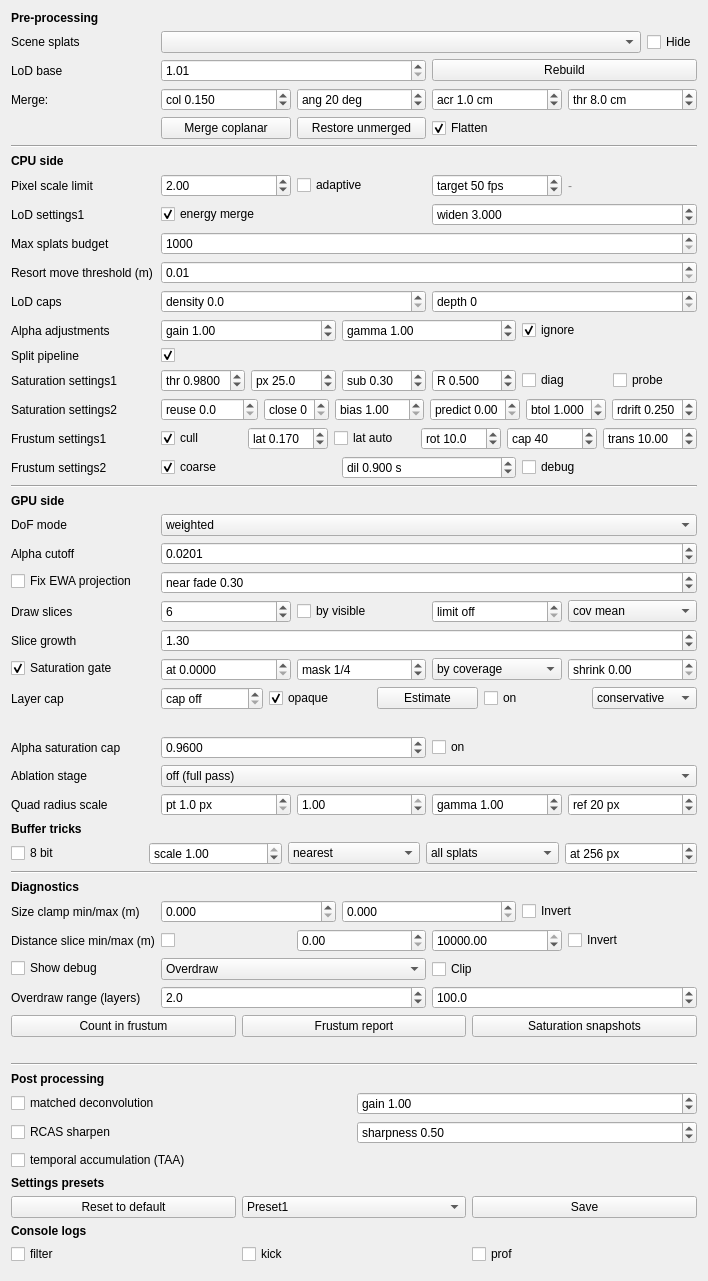
The window that gui_client/GaussianSplatSettingsWidget.ui (russiaman/substrata_robo) describes before a commit, drawn with Qt 5.
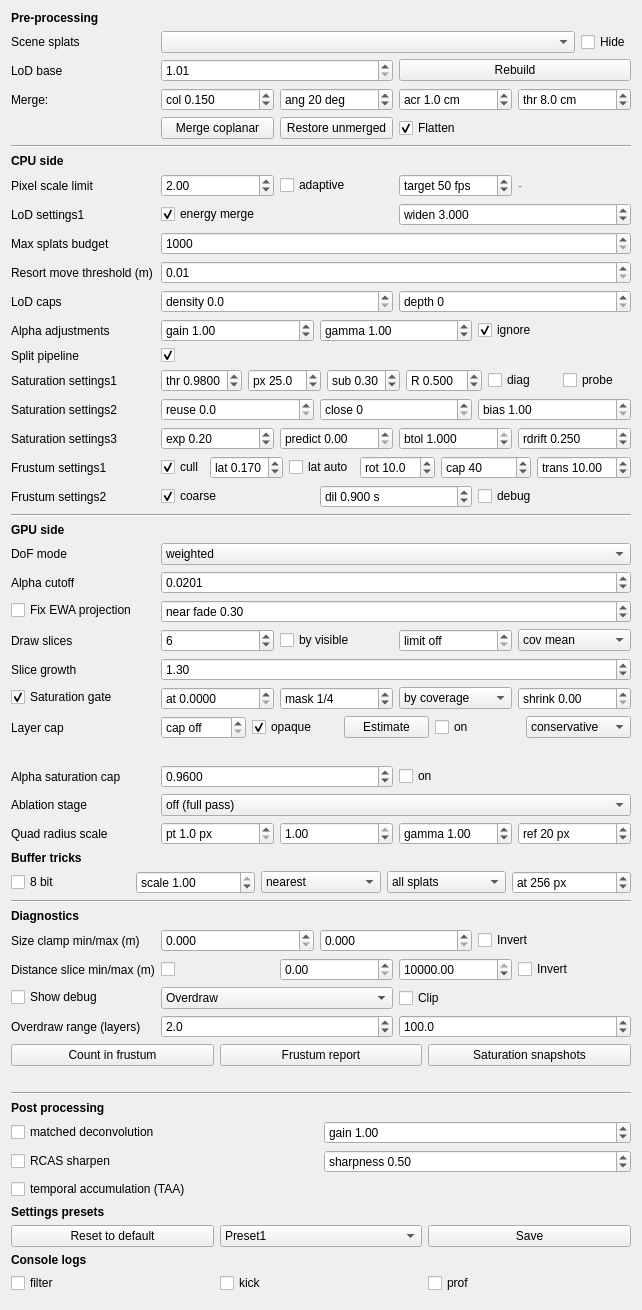
The same window after the commit.

Commit message: UI: bias curve exponent, and a third saturation row to stop the panel stretching

What changed in the file:
```diff
--- a/gui_client/GaussianSplatSettingsWidget.ui
+++ b/gui_client/GaussianSplatSettingsWidget.ui
@@ -902,6 +902,59 @@
         </property>
        </widget>
       </item>
+     </layout>
+    </widget>
+   </item>
+   <item row="16" column="0">
+    <widget class="QLabel" name="saturationSettings3Label">
+     <property name="text">
+      <string>Saturation settings3</string>
+     </property>
+     <property name="toolTip">
+      <string>Third row of saturation-stage controls. Split off from the two rows above purely so no one row runs off the panel's width; same stage, no grouping meaning beyond that. See each control's own tooltip.</string>
+     </property>
+    </widget>
+   </item>
+   <item row="16" column="1">
+    <widget class="QWidget" name="saturationSettings3Widget" native="true">
+     <layout class="QHBoxLayout" name="saturationSettings3HorizontalLayout">
+      <property name="leftMargin">
+       <number>0</number>
+      </property>
+      <property name="topMargin">
+       <number>0</number>
+      </property>
+      <property name="rightMargin">
+       <number>0</number>
+      </property>
+      <property name="bottomMargin">
+       <number>0</number>
+      </property>
+      <item>
+       <widget class="QDoubleSpinBox" name="satBiasExponentDoubleSpinBox">
+        <property name="prefix">
+         <string>exp </string>
+        </property>
+        <property name="toolTip">
+         <string>SESSION088 - HOW FAST THE BIAS CLIMBS TO ITS CEILING. The second half of the bias's shape, and the knob that decides how much of the frontier is GRADED rather than pinned at the ceiling.&#10;&#10;The multiplier is 1 + (ceiling-1)*(1 - 1/ratio^(2*exp)), where ratio is how many times further than the barrier a node sits.&#10;&#10;1 = the curve session085 shipped. It reaches ~89% of the ceiling by ratio 3, so nearly every buried node gets nearly the whole ceiling and the grading that was meant to live near the barrier barely exists.&#10;&#10;Below 1 the climb is stretched out. At 0.2 (the calibrated default) a node three times past the barrier is only ~36% of the way to the ceiling, so the multiplier tracks how buried a node actually is across a far wider range instead of saturating at once.&#10;&#10;Why it matters for the far-field artifact: the tile-shaped LoD flicker in dense canopy is a small wobble in the measured barrier depth being amplified into a large jump in the multiplier, and the amplification IS the curve's slope. Flattening the curve does not remove the depth noise - it stops converting that noise into a visible LoD step. The cost is that deeply buried nodes no longer reach the ceiling, so some of the frontier saving the ceiling was set for is handed back. Set this and &quot;bias&quot; together; they trade against each other.&#10;&#10;Above 1 goes the other way - a sharper, more step-like climb - which is the direction that makes the artifact worse. It is reachable so the bracket can be measured, not because it is useful.&#10;&#10;Changes nothing about the barrier itself (sat_depth is unaffected), so it forces a fresh traversal but never a barrier rebuild, and it applies on a stationary camera. Requires &quot;bias&quot; above 1 to do anything. Watch [gsr-sat-probe]'s per-distance bias=x... readout, which reproduces this exact formula.</string>
+        </property>
+        <property name="decimals">
+         <number>2</number>
+        </property>
+        <property name="minimum">
+         <double>0.050000000000000</double>
+        </property>
+        <property name="maximum">
+         <double>8.000000000000000</double>
+        </property>
+        <property name="singleStep">
+         <double>0.050000000000000</double>
+        </property>
+        <property name="value">
+         <double>0.200000000000000</double>
+        </property>
+       </widget>
+      </item>
       <item>
        <widget class="QDoubleSpinBox" name="satPredictGainDoubleSpinBox">
         <property name="prefix">
@@ -980,7 +1033,7 @@
      </layout>
     </widget>
    </item>
-   <item row="16" column="0">
+   <item row="17" column="0">
     <widget class="QLabel" name="frustumSettings1Label">
      <property name="text">
       <string>Frustum settings1</string>
@@ -990,7 +1043,7 @@
      </property>
     </widget>
    </item>
-   <item row="16" column="1">
+   <item row="17" column="1">
     <widget class="QWidget" name="frustumSettings1Widget" native="true">
      <layout class="QHBoxLayout" name="frustumSettings1HorizontalLayout">
       <property name="leftMargin">
@@ -1136,7 +1189,7 @@
      </layout>
     </widget>
    </item>
-   <item row="17" column="0">
+   <item row="18" column="0">
     <widget class="QLabel" name="frustumSettings2Label">
      <property name="text">
       <string>Frustum settings2</string>
@@ -1146,7 +1199,7 @@
      </property>
     </widget>
    </item>
-   <item row="17" column="1">
+   <item row="18" column="1">
     <widget class="QWidget" name="frustumSettings2Widget" native="true">
      <layout class="QHBoxLayout" name="frustumSettings2HorizontalLayout">
       <property name="leftMargin">
@@ -1220,17 +1273,17 @@
      </layout>
     </widget>
    </item>
-   <item row="18" column="0" colspan="2">
-    <widget class="QFrame" name="gpuSideSeparatorLine">
-     <property name="frameShape">
-      <enum>QFrame::HLine</enum>
-     </property>
-     <property name="frameShadow">
-      <enum>QFrame::Sunken</enum>
-     </property>
-    </widget>
-   </item>
    <item row="19" column="0" colspan="2">
+    <widget class="QFrame" name="gpuSideSeparatorLine">
+     <property name="frameShape">
+      <enum>QFrame::HLine</enum>
+     </property>
+     <property name="frameShadow">
+      <enum>QFrame::Sunken</enum>
+     </property>
+    </widget>
+   </item>
+   <item row="20" column="0" colspan="2">
     <widget class="QLabel" name="gpuSideSectionLabel">
      <property name="text">
       <string>GPU side</string>
@@ -1243,7 +1296,7 @@
      </property>
     </widget>
    </item>
-   <item row="20" column="0">
+   <item row="21" column="0">
     <widget class="QLabel" name="dofDepthModeLabel">
      <property name="text">
       <string>DoF mode</string>
@@ -1253,7 +1306,7 @@
      </property>
     </widget>
    </item>
-   <item row="20" column="1">
+   <item row="21" column="1">
     <widget class="QComboBox" name="dofDepthModeComboBox">
      <property name="toolTip">
       <string>off: upstream behaviour, splats do not write depth at all - DoF blurs them regardless of focus distance. Kept for A/B comparison.
@@ -1373,7 +1426,7 @@
      </layout>
     </widget>
    </item>
-   <item row="22" column="0">
+   <item row="23" column="0">
     <widget class="QLabel" name="alphaCutoffLabel">
      <property name="text">
       <string>Alpha cutoff</string>
@@ -1383,7 +1436,7 @@
      </property>
     </widget>
    </item>
-   <item row="22" column="1">
+   <item row="23" column="1">
     <widget class="QDoubleSpinBox" name="alphaCutoffDoubleSpinBox">
      <property name="toolTip">
       <string>Per-splat quad radius is cut to exactly where its alpha decays to this value, instead of a fixed 3-sigma bound - 1/255 = 0.0039 matches the fragment shader's own discard and is lossless; the shipped default (0.0201) trims low-opacity splats' quads for less overdraw, at the cost of their faintest edge. Applies live.</string>
@@ -1405,7 +1458,7 @@
      </property>
     </widget>
    </item>
-   <item row="23" column="0">
+   <item row="24" column="0">
     <widget class="QCheckBox" name="ewaProjectionFixCheckBox">
      <property name="text">
       <string>Fix EWA projection</string>
@@ -1415,7 +1468,7 @@
      </property>
     </widget>
    </item>
-   <item row="23" column="1">
+   <item row="24" column="1">
     <widget class="QWidget" name="ewaProjectionFixWidget" native="true">
      <layout class="QHBoxLayout" name="ewaProjectionFixHorizontalLayout">
       <property name="leftMargin">
@@ -1458,7 +1511,7 @@
      </layout>
     </widget>
    </item>
-   <item row="24" column="0">
+   <item row="25" column="0">
     <widget class="QLabel" name="numDrawSlicesLabel">
      <property name="text">
       <string>Draw slices</string>
@@ -1468,7 +1521,7 @@
      </property>
     </widget>
    </item>
-   <item row="24" column="1">
+   <item row="25" column="1">
     <widget class="QWidget" name="drawSlicesWidget" native="true">
      <layout class="QHBoxLayout" name="drawSlicesHorizontalLayout">
       <property name="leftMargin">
@@ -1548,7 +1601,7 @@
      </layout>
     </widget>
    </item>
-   <item row="25" column="0">
+   <item row="26" column="0">
     <widget class="QLabel" name="sliceGrowthLabel">
      <property name="text">
       <string>Slice growth</string>
@@ -1558,7 +1611,7 @@
      </property>
     </widget>
    </item>
-   <item row="25" column="1">
+   <item row="26" column="1">
     <widget class="QDoubleSpinBox" name="sliceGrowthDoubleSpinBox">
      <property name="toolTip">
       <string>How much bigger each draw slice is than the one before it. 1 = all slices the same size; below 1 = a coarse first slice and a finely sliced tail. Decides where the saturation test gets to look. Nothing is saturated over roughly the first fifth of a depth-sorted cloud (it takes about 63 layers at the measured mean alpha), so a boundary inside that region costs a full-screen pass and skips nothing, while every check past it catches a new batch of finished pixels. Changes nothing on its own, like the slice count itself. Applies live, immediately.</string>
@@ -1580,7 +1633,7 @@
      </property>
     </widget>
    </item>
-   <item row="26" column="0">
+   <item row="27" column="0">
     <widget class="QCheckBox" name="saturationGateCheckBox">
      <property name="text">
       <string>Saturation gate</string>
@@ -1593,7 +1646,7 @@
      </property>
     </widget>
    </item>
-   <item row="26" column="1">
+   <item row="27" column="1">
     <widget class="QWidget" name="saturationWidget" native="true">
      <layout class="QHBoxLayout" name="saturationHorizontalLayout">
       <property name="leftMargin">
@@ -1704,7 +1757,7 @@
      </layout>
     </widget>
    </item>
-   <item row="27" column="0">
+   <item row="28" column="0">
     <widget class="QLabel" name="layerCapLabel">
      <property name="text">
       <string>Layer cap</string>
@@ -1714,7 +1767,7 @@
      </property>
     </widget>
    </item>
-   <item row="27" column="1">
+   <item row="28" column="1">
     <widget class="QWidget" name="layerCapWidget" native="true">
      <layout class="QHBoxLayout" name="layerCapHorizontalLayout">
       <property name="leftMargin">
@@ -1798,7 +1851,7 @@
      </layout>
     </widget>
    </item>
-   <item row="28" column="1">
+   <item row="29" column="1">
     <widget class="QLabel" name="layerCapEstimateResultLabel">
      <property name="text">
       <string></string>
@@ -1808,7 +1861,7 @@
      </property>
     </widget>
    </item>
-   <item row="29" column="0">
+   <item row="30" column="0">
     <widget class="QLabel" name="coverageCapLabel">
      <property name="text">
       <string>Alpha saturation cap</string>
@@ -1818,7 +1871,7 @@
      </property>
     </widget>
    </item>
-   <item row="29" column="1">
+   <item row="30" column="1">
     <widget class="QWidget" name="coverageCapWidget" native="true">
      <layout class="QHBoxLayout" name="coverageCapHorizontalLayout">
       <property name="leftMargin">
@@ -1868,7 +1921,7 @@
      </layout>
     </widget>
    </item>
-   <item row="30" column="0">
+   <item row="31" column="0">
     <widget class="QLabel" name="ablationStageLabel">
      <property name="text">
       <string>Ablation stage</string>
@@ -1878,7 +1931,7 @@
      </property>
     </widget>
    </item>
-   <item row="30" column="1">
+   <item row="31" column="1">
     <widget class="QComboBox" name="ablationStageComboBox">
      <property name="toolTip">
       <string>Off is the real pass. The stages below it are deliberately wrong pictures - each one is missing everything above it - so nothing here is meant to be left on. Stage 5 is there because going straight from points to full quads moves the vertex maths and the fill at the same time: it runs all of the projection maths and still draws a one-pixel quad, so 5 minus 4 is the vertex work alone and 6 minus 5 is the fill alone.</string>
@@ -1930,7 +1983,7 @@
      </item>
     </widget>
    </item>
-   <item row="31" column="0">
+   <item row="32" column="0">
     <widget class="QLabel" name="quadRadiusScaleLabel">
      <property name="text">
       <string>Quad radius scale</string>
@@ -1940,7 +1993,7 @@
      </property>
     </widget>
    </item>
-   <item row="31" column="1">
+   <item row="32" column="1">
     <widget class="QWidget" name="quadRadiusScaleWidget" native="true">
      <layout class="QHBoxLayout" name="quadRadiusScaleHorizontalLayout">
       <property name="leftMargin">
@@ -2061,7 +2114,7 @@
      </layout>
     </widget>
    </item>
-   <item row="32" column="0" colspan="2">
+   <item row="33" column="0" colspan="2">
     <widget class="QLabel" name="bufferTricksSectionLabel">
      <property name="text">
       <string>Buffer tricks</string>
@@ -2074,7 +2127,7 @@
      </property>
     </widget>
    </item>
-   <item row="33" column="0" colspan="2">
+   <item row="34" column="0" colspan="2">
     <layout class="QHBoxLayout" name="bufferTricksHorizontalLayout">
      <item>
       <widget class="QCheckBox" name="accumBuffer8BitCheckBox">
@@ -2180,17 +2233,17 @@
      </item>
     </layout>
    </item>
-   <item row="34" column="0" colspan="2">
-    <widget class="QFrame" name="diagnosticsSeparatorLine">
-     <property name="frameShape">
-      <enum>QFrame::HLine</enum>
-     </property>
-     <property name="frameShadow">
-      <enum>QFrame::Sunken</enum>
-     </property>
-    </widget>
-   </item>
    <item row="35" column="0" colspan="2">
+    <widget class="QFrame" name="diagnosticsSeparatorLine">
+     <property name="frameShape">
+      <enum>QFrame::HLine</enum>
+     </property>
+     <property name="frameShadow">
+      <enum>QFrame::Sunken</enum>
+     </property>
+    </widget>
+   </item>
+   <item row="36" column="0" colspan="2">
     <widget class="QLabel" name="diagnosticsSectionLabel">
      <property name="text">
       <string>Diagnostics</string>
@@ -2203,7 +2256,7 @@
      </property>
     </widget>
    </item>
-   <item row="36" column="0">
+   <item row="37" column="0">
     <widget class="QLabel" name="sizeClampLabel">
      <property name="text">
       <string>Size clamp min/max (m)</string>
@@ -2213,7 +2266,7 @@
      </property>
     </widget>
    </item>
-   <item row="36" column="1">
+   <item row="37" column="1">
     <widget class="QWidget" name="sizeClampWidget" native="true">
      <layout class="QHBoxLayout" name="sizeClampHorizontalLayout">
       <property name="leftMargin">
@@ -2279,7 +2332,7 @@
      </layout>
     </widget>
    </item>
-   <item row="37" column="0">
+   <item row="38" column="0">
     <widget class="QLabel" name="distClampLabel">
      <property name="text">
       <string>Distance slice min/max (m)</string>
@@ -2289,7 +2342,7 @@
      </property>
     </widget>
    </item>
-   <item row="37" column="1">
+   <item row="38" column="1">
     <widget class="QWidget" name="distClampWidget" native="true">
      <layout class="QHBoxLayout" name="distClampHorizontalLayout">
       <property name="leftMargin">
@@ -2365,7 +2418,7 @@
      </layout>
     </widget>
    </item>
-   <item row="38" column="0">
+   <item row="39" column="0">
     <widget class="QCheckBox" name="showDebugCheckBox">
      <property name="text">
       <string>Show debug</string>
@@ -2375,7 +2428,7 @@
      </property>
     </widget>
    </item>
-   <item row="38" column="1">
+   <item row="39" column="1">
     <widget class="QWidget" name="debugModeWidget" native="true">
      <layout class="QHBoxLayout" name="debugModeHorizontalLayout">
       <property name="leftMargin">
@@ -2445,7 +2498,7 @@
      </layout>
     </widget>
    </item>
-   <item row="39" column="0">
+   <item row="40" column="0">
     <widget class="QLabel" name="overdrawRangeLabel">
      <property name="text">
       <string>Overdraw range (layers)</string>
@@ -2455,7 +2508,7 @@
      </property>
     </widget>
    </item>
-   <item row="39" column="1">
+   <item row="40" column="1">
     <widget class="QWidget" name="overdrawRangeWidget" native="true">
      <layout class="QHBoxLayout" name="overdrawRangeHorizontalLayout">
       <property name="leftMargin">
@@ -2517,7 +2570,7 @@
      </layout>
     </widget>
    </item>
-   <item row="40" column="0" colspan="2">
+   <item row="41" column="0" colspan="2">
     <layout class="QHBoxLayout" name="diagnosticButtonsHorizontalLayout">
      <item>
       <widget class="QPushButton" name="countInFrustumPushButton">
@@ -2551,7 +2604,7 @@
      </item>
     </layout>
    </item>
-   <item row="41" column="0" colspan="2">
+   <item row="42" column="0" colspan="2">
     <layout class="QHBoxLayout" name="diagnosticResultsHorizontalLayout">
      <item>
       <widget class="QLabel" name="countInFrustumResultLabel">
@@ -2576,17 +2629,17 @@
      </item>
     </layout>
    </item>
-   <item row="42" column="0" colspan="2">
-    <widget class="QFrame" name="postProcessingSeparatorLine">
-     <property name="frameShape">
-      <enum>QFrame::HLine</enum>
-     </property>
-     <property name="frameShadow">
-      <enum>QFrame::Sunken</enum>
-     </property>
-    </widget>
-   </item>
    <item row="43" column="0" colspan="2">
+    <widget class="QFrame" name="postProcessingSeparatorLine">
+     <property name="frameShape">
+      <enum>QFrame::HLine</enum>
+     </property>
+     <property name="frameShadow">
+      <enum>QFrame::Sunken</enum>
+     </property>
+    </widget>
+   </item>
+   <item row="44" column="0" colspan="2">
     <widget class="QLabel" name="postProcessingLabel">
      <property name="text">
       <string>Post processing</string>
@@ -2596,7 +2649,7 @@
      </property>
     </widget>
    </item>
-   <item row="44" column="0" colspan="2">
+   <item row="45" column="0" colspan="2">
     <layout class="QHBoxLayout" name="deconvLayout">
      <item>
       <widget class="QCheckBox" name="deconvEnabledCheckBox">
@@ -2635,7 +2688,7 @@
      </item>
     </layout>
    </item>
-   <item row="45" column="0" colspan="2">
+   <item row="46" column="0" colspan="2">
     <layout class="QHBoxLayout" name="rcasLayout">
      <item>
       <widget class="QCheckBox" name="rcasEnabledCheckBox">
@@ -2674,7 +2727,7 @@
      </item>
     </layout>
    </item>
-   <item row="46" column="0" colspan="2">
+   <item row="47" column="0" colspan="2">
     <widget class="QCheckBox" name="taaEnabledCheckBox">
      <property name="text">
       <string>temporal accumulation (TAA)</string>
@@ -2684,7 +2737,7 @@
      </property>
     </widget>
    </item>
-   <item row="47" column="0" colspan="2">
+   <item row="48" column="0" colspan="2">
     <widget class="QLabel" name="settingsPresetsSectionLabel">
      <property name="text">
       <string>Settings presets</string>
@@ -2697,7 +2750,7 @@
      </property>
     </widget>
    </item>
-   <item row="48" column="0" colspan="2">
+   <item row="49" column="0" colspan="2">
     <widget class="QWidget" name="settingsPresetsWidget" native="true">
      <layout class="QHBoxLayout" name="settingsPresetsHorizontalLayout">
       <property name="leftMargin">
@@ -2767,7 +2820,7 @@
      </layout>
     </widget>
    </item>
-   <item row="49" column="0" colspan="2">
+   <item row="50" column="0" colspan="2">
     <widget class="QLabel" name="consoleLogsSectionLabel">
      <property name="text">
       <string>Console logs</string>
@@ -2780,7 +2833,7 @@
      </property>
     </widget>
    </item>
-   <item row="50" column="0" colspan="2">
+   <item row="51" column="0" colspan="2">
     <widget class="QWidget" name="consoleLogsWidget" native="true">
      <layout class="QHBoxLayout" name="consoleLogsHorizontalLayout">
       <property name="leftMargin">
@@ -2828,7 +2881,7 @@
      </layout>
     </widget>
    </item>
-   <item row="51" column="0" colspan="2">
+   <item row="52" column="0" colspan="2">
     <spacer name="verticalSpacer">
      <property name="orientation">
       <enum>Qt::Vertical</enum>
```
The commit also changes 2 other files.
